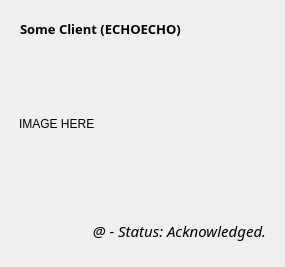
Above: src/widgets/imagechatwidgetitem.ui from blizzard4591/openMittsu before the change. Below: the same form after it.
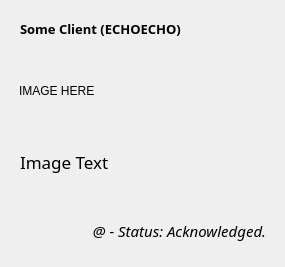
That is the form after the change. Custom widgets are drawn as their Qt base class.

Commit message: Added support for Image Messages with Text (send/receive)

Diff of the .ui file:
```diff
--- a/src/widgets/imagechatwidgetitem.ui
+++ b/src/widgets/imagechatwidgetitem.ui
@@ -11,15 +11,15 @@
    </rect>
   </property>
   <property name="sizePolicy">
-   <sizepolicy hsizetype="Preferred" vsizetype="Minimum">
+   <sizepolicy hsizetype="Expanding" vsizetype="Preferred">
     <horstretch>0</horstretch>
     <verstretch>0</verstretch>
    </sizepolicy>
   </property>
   <property name="maximumSize">
    <size>
-    <width>410</width>
-    <height>435</height>
+    <width>16777215</width>
+    <height>16777215</height>
    </size>
   </property>
   <property name="windowTitle">
@@ -70,15 +70,15 @@
    <item>
     <widget class="PixmapLabel" name="lblImage">
      <property name="sizePolicy">
-      <sizepolicy hsizetype="Preferred" vsizetype="Minimum">
+      <sizepolicy hsizetype="Expanding" vsizetype="Minimum">
        <horstretch>0</horstretch>
        <verstretch>0</verstretch>
       </sizepolicy>
      </property>
      <property name="maximumSize">
       <size>
-       <width>400</width>
-       <height>400</height>
+       <width>16777215</width>
+       <height>600</height>
       </size>
      </property>
      <property name="font">
@@ -106,6 +106,44 @@
      </property>
     </widget>
    </item>
+   <item>
+    <widget class="QLabel" name="lblImageText">
+     <property name="sizePolicy">
+      <sizepolicy hsizetype="Expanding" vsizetype="Minimum">
+       <horstretch>0</horstretch>
+       <verstretch>0</verstretch>
+      </sizepolicy>
+     </property>
+     <property name="font">
+      <font>
+       <family>Source Sans Pro</family>
+       <pointsize>13</pointsize>
+       <stylestrategy>PreferAntialias</stylestrategy>
+      </font>
+     </property>
+     <property name="mouseTracking">
+      <bool>true</bool>
+     </property>
+     <property name="text">
+      <string>Image Text</string>
+     </property>
+     <property name="textFormat">
+      <enum>Qt::RichText</enum>
+     </property>
+     <property name="alignment">
+      <set>Qt::AlignLeading|Qt::AlignLeft|Qt::AlignTop</set>
+     </property>
+     <property name="wordWrap">
+      <bool>true</bool>
+     </property>
+     <property name="openExternalLinks">
+      <bool>true</bool>
+     </property>
+     <property name="textInteractionFlags">
+      <set>Qt::LinksAccessibleByMouse|Qt::TextSelectableByKeyboard|Qt::TextSelectableByMouse</set>
+     </property>
+    </widget>
+   </item>
    <item>
     <widget class="QLabel" name="lblTimeAndStatus">
      <property name="maximumSize">
```
The commit also changes 5 other files.
